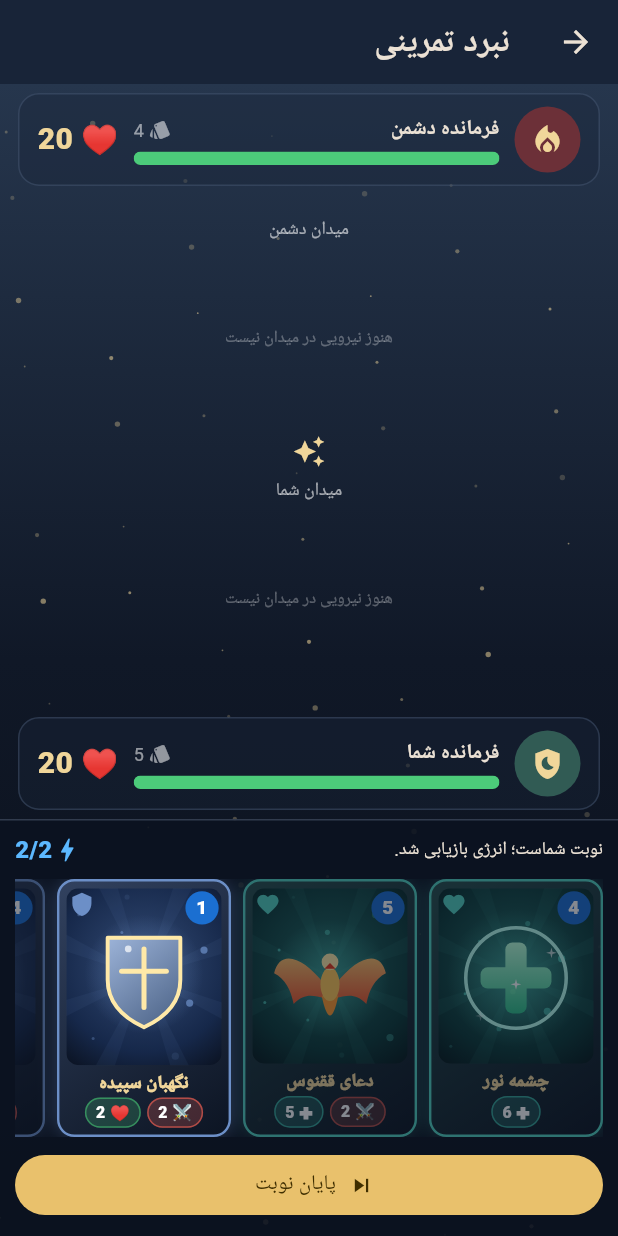
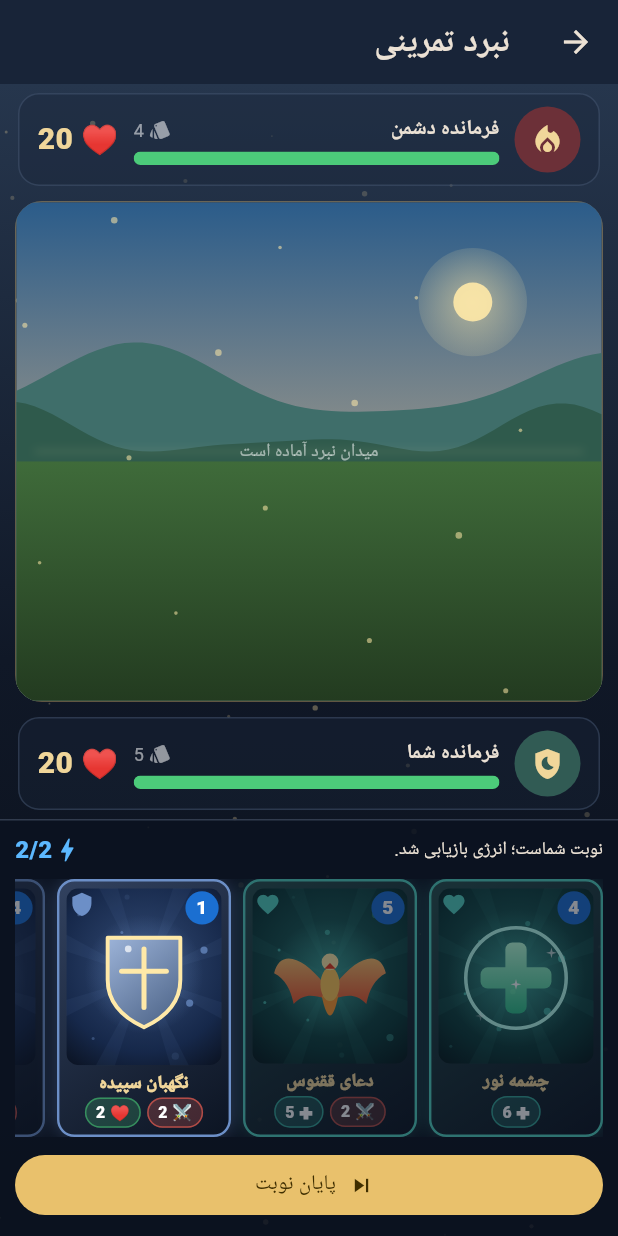
Before and after one commit to askalbasi-spec/FarmanRavayan, a Flutter app: the BattleScreen screen opened directly, after a tap on "پایان نوبت", on a phone screen of 412 x 824 dp. Run offline on Flutter 3.47's test engine with Material 3 defaults, Android fonts, the phone set to English and light mode, and no system bars; our stand-ins replace audioplayers, shared_preferences; accounts and stored records are empty.

Commit message:
Animated battle arena with per-mission landscapes, unit orbs and attack lunges
Co-Authored-By: Claude Sonnet 5.5 <noreply@anthropic.com>
Claude-Session: https://claude.ai/code/session_019qAMK3cZAWmqxSmwQKLWmn

```diff
--- /dev/null
+++ b/lib/game/arena.dart
@@ -0,0 +1,237 @@
+import 'dart:math';
+
+import 'package:flutter/material.dart';
+
+import 'battle_engine.dart';
+import 'card_art.dart';
+
+const _gold = Color(0xFFF0D69A);
+
+class _Scene {
+  const _Scene(this.skyTop, this.skyBottom, this.far, this.near, this.ground, this.glow);
+
+  final Color skyTop;
+  final Color skyBottom;
+  final Color far;
+  final Color near;
+  final Color ground;
+  final Color glow;
+}
+
+/// One landscape per mission region.
+const _scenes = <_Scene>[
+  _Scene(Color(0xFF2B5C8A), Color(0xFFF2C58B), Color(0xFF3F6E6A), Color(0xFF2F5A4C), Color(0xFF3F6B3A), Color(0xFFFFE9A8)),
+  _Scene(Color(0xFF23353F), Color(0xFF7C95A0), Color(0xFF3B4D52), Color(0xFF2A3A3F), Color(0xFF2F4A3F), Color(0xFFCFE3E8)),
+  _Scene(Color(0xFF3A3F55), Color(0xFFB39A8A), Color(0xFF5A5560), Color(0xFF433F4A), Color(0xFF59524A), Color(0xFFFFD9B0)),
+  _Scene(Color(0xFF3D1210), Color(0xFFE2662B), Color(0xFF5A1D12), Color(0xFF3A120D), Color(0xFF4A1E12), Color(0xFFFFB347)),
+  _Scene(Color(0xFF14304F), Color(0xFFA8D6F0), Color(0xFF6C93B4), Color(0xFF4D7494), Color(0xFFCFE6F2), Color(0xFFFFFFFF)),
+  _Scene(Color(0xFF8A4B1F), Color(0xFFF7CE7A), Color(0xFFC08A4A), Color(0xFFA06C34), Color(0xFFD9B26B), Color(0xFFFFF0B8)),
+  _Scene(Color(0xFF0F2A1C), Color(0xFF5FA070), Color(0xFF1E4A30), Color(0xFF123B25), Color(0xFF1F4A2A), Color(0xFFC8FFC8)),
+  _Scene(Color(0xFF1A1424), Color(0xFF6A5578), Color(0xFF3A2E4A), Color(0xFF2A2036), Color(0xFF3A3040), Color(0xFFE2C8FF)),
+  _Scene(Color(0xFF2A4E8E), Color(0xFFEAF2FF), Color(0xFF8AA6D0), Color(0xFF6A88B8), Color(0xFFD8E4F4), Color(0xFFFFFFFF)),
+  _Scene(Color(0xFF220C0C), Color(0xFFB02A1E), Color(0xFF3C1210), Color(0xFF2A0C0A), Color(0xFF3A1612), Color(0xFFFF8A3C)),
+];
+
+/// The animated battlefield: landscape, both armies and attack lunges.
+class ArenaView extends StatelessWidget {
+  const ArenaView({
+    super.key,
+    required this.enemy,
+    required this.player,
+    required this.animation,
+    required this.lunge,
+    required this.lungeSide,
+    required this.difficulty,
+  });
+
+  final List<Unit> enemy;
+  final List<Unit> player;
+  final Animation<double> animation;
+  final Animation<double> lunge;
+
+  /// true when the player's army is lunging, false for the enemy's.
+  final bool lungeSide;
+  final int difficulty;
+
+  @override
+  Widget build(BuildContext context) {
+    final scene = _scenes[(difficulty - 1).clamp(0, _scenes.length - 1)];
+    return Container(
+      margin: const EdgeInsets.symmetric(horizontal: 10, vertical: 4),
+      decoration: BoxDecoration(
+        borderRadius: BorderRadius.circular(18),
+        border: Border.all(color: const Color(0x66D7B56D)),
+      ),
+      clipBehavior: Clip.antiAlias,
+      child: LayoutBuilder(
+        builder: (context, box) {
+          final half = box.maxHeight / 2;
+          return Stack(
+            children: [
+              Positioned.fill(
+                child: RepaintBoundary(child: CustomPaint(painter: _ScenePainter(scene, animation))),
+              ),
+              Positioned(left: 0, right: 0, top: 0, height: half, child: _Army(units: enemy, enemySide: true, animation: animation, lunge: lunge, lunging: !lungeSide)),
+              Positioned(left: 0, right: 0, bottom: 0, height: half, child: _Army(units: player, enemySide: false, animation: animation, lunge: lunge, lunging: lungeSide)),
+              if (enemy.isEmpty && player.isEmpty)
+                const Center(child: Text('میدان نبرد آماده است', style: TextStyle(color: Colors.white54, fontSize: 12))),
+            ],
+          );
+        },
+      ),
+    );
+  }
+}
+
+class _Army extends StatelessWidget {
+  const _Army({required this.units, required this.enemySide, required this.animation, required this.lunge, required this.lunging});
+
+  final List<Unit> units;
+  final bool enemySide;
+  final Animation<double> animation;
+  final Animation<double> lunge;
+  final bool lunging;
+
+  @override
+  Widget build(BuildContext context) {
+    return LayoutBuilder(
+      builder: (context, box) {
+        final n = max(units.length, 1);
+        final orb = min(min(64.0, (box.maxWidth - 16) / n - 6), box.maxHeight - 26).clamp(30.0, 64.0);
+        return Align(
+          alignment: enemySide ? const Alignment(0, 0.35) : const Alignment(0, -0.35),
+          child: Wrap(
+            alignment: WrapAlignment.center,
+            crossAxisAlignment: WrapCrossAlignment.center,
+            spacing: 4,
+            children: [
+              for (var i = 0; i < units.length; i++)
+                _Token(key: ObjectKey(units[i]), unit: units[i], size: orb, phase: i * 0.9, enemySide: enemySide, animation: animation, lunge: lunge, lunging: lunging),
+            ],
+          ),
+        );
+      },
+    );
+  }
+}
+
+class _Token extends StatelessWidget {
+  const _Token({super.key, required this.unit, required this.size, required this.phase, required this.enemySide, required this.animation, required this.lunge, required this.lunging});
+
+  final Unit unit;
+  final double size;
+  final double phase;
+  final bool enemySide;
+  final Animation<double> animation;
+  final Animation<double> lunge;
+  final bool lunging;
+
+  @override
+  Widget build(BuildContext context) {
+    final color = unit.card.group.primary;
+    return TweenAnimationBuilder<double>(
+      tween: Tween(begin: 0.0, end: 1.0),
+      duration: const Duration(milliseconds: 500),
+      curve: Curves.elasticOut,
+      builder: (context, enter, child) => Transform.scale(scale: enter.clamp(0.0, 1.2), child: child),
+      child: AnimatedBuilder(
+        animation: Listenable.merge([animation, lunge]),
+        builder: (context, child) {
+          final bob = sin(animation.value * 2 * pi + phase) * 3;
+          final dir = enemySide ? 1.0 : -1.0;
+          final hit = lunging ? sin(lunge.value * pi) * 38 * dir : 0.0;
+          return Transform.translate(offset: Offset(0, bob + hit), child: child);
+        },
+        child: Column(
+          mainAxisSize: MainAxisSize.min,
+          children: [
+            Container(
+              padding: const EdgeInsets.all(2),
+              decoration: BoxDecoration(
+                shape: BoxShape.circle,
+                border: Border.all(color: unit.exhausted ? Colors.white38 : _gold, width: 2),
+                boxShadow: [BoxShadow(color: color.withOpacity(0.7), blurRadius: 12)],
+              ),
+              child: MotifOrb(card: unit.card, size: size, animation: animation),
+            ),
+            const SizedBox(height: 2),
+            Row(
+              mainAxisSize: MainAxisSize.min,
+              children: [
+                _badge('${unit.attack}', const Color(0xFFD64545)),
+                const SizedBox(width: 3),
+                _badge('${unit.health}', const Color(0xFF3FA564)),
+              ],
+            ),
+          ],
+        ),
+      ),
+    );
+  }
+
+  Widget _badge(String text, Color color) => Container(
+        padding: const EdgeInsets.symmetric(horizontal: 6, vertical: 1),
+        decoration: BoxDecoration(color: color, borderRadius: BorderRadius.circular(8)),
+        child: Text(text, style: const TextStyle(fontSize: 11, fontWeight: FontWeight.w900, color: Colors.white)),
+      );
+}
+
+class _ScenePainter extends CustomPainter {
+  _ScenePainter(this.scene, this.animation) : super(repaint: animation);
+
+  final _Scene scene;
+  final Animation<double> animation;
+
+  @override
+  void paint(Canvas canvas, Size size) {
+    final t = animation.value;
+    final rect = Offset.zero & size;
+    canvas.drawRect(
+      rect,
+      Paint()..shader = LinearGradient(begin: Alignment.topCenter, end: Alignment.bottomCenter, colors: [scene.skyTop, scene.skyBottom]).createShader(rect),
+    );
+    // Sun or moon with a soft pulse.
+    final sun = Offset(size.width * 0.78, size.height * 0.2);
+    canvas.drawCircle(sun, 40 + 4 * sin(t * 2 * pi), Paint()..shader = RadialGradient(colors: [scene.glow.withOpacity(0.55), scene.glow.withOpacity(0)]).createShader(Rect.fromCircle(center: sun, radius: 48)));
+    canvas.drawCircle(sun, 13, Paint()..color = scene.glow.withOpacity(0.9));
+    // Two mountain layers.
+    _ridge(canvas, size, scene.far, 0.42, 0.14, 1.3, 0.0);
+    _ridge(canvas, size, scene.near, 0.5, 0.1, 2.1, 1.7);
+    // Ground.
+    final groundTop = size.height * 0.52;
+    final ground = Rect.fromLTWH(0, groundTop, size.width, size.height - groundTop);
+    canvas.drawRect(ground, Paint()..shader = LinearGradient(begin: Alignment.topCenter, end: Alignment.bottomCenter, colors: [scene.ground, Color.lerp(scene.ground, Colors.black, 0.45)!]).createShader(ground));
+    // Battle line.
+    final mid = size.height / 2;
+    canvas.drawLine(
+      Offset(12, mid),
+      Offset(size.width - 12, mid),
+      Paint()
+        ..color = scene.glow.withOpacity(0.35 + 0.2 * sin(t * 2 * pi))
+        ..strokeWidth = 2
+        ..maskFilter = const MaskFilter.blur(BlurStyle.normal, 3),
+    );
+    // Drifting embers or motes.
+    final mote = Paint()..color = scene.glow.withOpacity(0.55);
+    for (var i = 0; i < 14; i++) {
+      final x = (size.width * ((i * 0.137 + t * (0.05 + (i % 3) * 0.02)) % 1.0));
+      final y = size.height * (1 - ((i * 0.211 + t * 0.35) % 1.0));
+      canvas.drawCircle(Offset(x, y), 1.2 + (i % 3) * 0.5, mote);
+    }
+  }
+
+  void _ridge(Canvas canvas, Size size, Color color, double base, double amp, double freq, double shift) {
+    final path = Path()..moveTo(0, size.height);
+    for (double x = 0; x <= size.width; x += 6) {
+      final u = x / size.width;
+      final y = size.height * base - size.height * amp * (0.5 + 0.5 * sin(u * freq * 2 * pi + shift)) * (0.6 + 0.4 * sin(u * 7 + shift));
+      path.lineTo(x, y);
+    }
+    path.lineTo(size.width, size.height);
+    path.close();
+    canvas.drawPath(path, Paint()..color = color);
+  }
+
+  @override
+  bool shouldRepaint(covariant _ScenePainter oldDelegate) => oldDelegate.scene != scene;
+}
--- a/lib/game/battle_screen.dart
+++ b/lib/game/battle_screen.dart
@@ -4,6 +4,7 @@ import 'package:shared_preferences/shared_preferences.dart';
 
 import 'battle_engine.dart';
 import 'card.dart';
+import 'arena.dart';
 import 'audio.dart';
 import 'deck.dart';
 import 'profile.dart';
@@ -40,8 +41,10 @@ class BattleScreen extends StatefulWidget {
   State<BattleScreen> createState() => _BattleScreenState();
 }
 
-class _BattleScreenState extends State<BattleScreen> with SingleTickerProviderStateMixin {
+class _BattleScreenState extends State<BattleScreen> with TickerProviderStateMixin {
   late BattleEngine engine;
+  late final AnimationController _lunge = AnimationController(vsync: this, duration: const Duration(milliseconds: 520));
+  bool _lungeSide = true;
   late final AnimationController _art = AnimationController(vsync: this, duration: const Duration(seconds: 4))..repeat();
   bool _reportedVictory = false;
   bool _busy = false;
@@ -64,6 +67,7 @@ class _BattleScreenState extends State<BattleScreen> with SingleTickerProviderSt
   @override
   void dispose() {
     _art.dispose();
+    _lunge.dispose();
     super.dispose();
   }
 
@@ -100,8 +104,21 @@ class _BattleScreenState extends State<BattleScreen> with SingleTickerProviderSt
     if (_busy) return;
     setState(() => engine.endPlayerTurn());
     _buzz(true);
+    if (engine.state.playerBoard.isNotEmpty || engine.state.enemyBoard.isNotEmpty) await _lungeAnim(true);
     await _replayEvents();
+    if (mounted && !engine.state.isOver && engine.state.enemyBoard.isNotEmpty) await _lungeAnim(false);
     _reportVictory();
+  }
+
+  Future<void> _lungeAnim(bool playerSide) async {
+    if (!mounted) return;
+    setState(() {
+      _lungeSide = playerSide;
+      _busy = true;
+    });
+    _lunge.forward(from: 0);
+    await Future<void>.delayed(const Duration(milliseconds: 540));
+    if (mounted) setState(() => _busy = false);
   }
 
   Future<void> _replayEvents() async {
@@ -195,19 +212,13 @@ class _BattleScreenState extends State<BattleScreen> with SingleTickerProviderSt
                 children: [
                   _commander(widget.enemyName ?? 'فرمانده دشمن', game.enemyHealth, game.enemyMaxHealth, game.enemyHand.length, true, _flashEnemy),
                   Expanded(
-                    child: Center(
-                      child: SingleChildScrollView(
-                        child: Column(
-                          children: [
-                            _board('میدان دشمن', game.enemyBoard),
-                            const Padding(
-                              padding: EdgeInsets.symmetric(vertical: 6),
-                              child: Icon(Icons.auto_awesome, color: _gold, size: 22),
-                            ),
-                            _board('میدان شما', game.playerBoard),
-                          ],
-                        ),
-                      ),
+                    child: ArenaView(
+                      enemy: game.enemyBoard,
+                      player: game.playerBoard,
+                      animation: _art,
+                      lunge: _lunge,
+                      lungeSide: _lungeSide,
+                      difficulty: widget.difficulty,
                     ),
                   ),
                   _commander('فرمانده شما', game.playerHealth, game.playerMaxHealth, game.hand.length, false, _flashPlayer),
@@ -401,33 +412,4 @@ class _BattleScreenState extends State<BattleScreen> with SingleTickerProviderSt
     );
   }
 
-  Widget _board(String title, List<Unit> units) {
-    return Padding(
-      padding: const EdgeInsets.symmetric(horizontal: 12),
-      child: Column(
-        children: [
-          Text(title, style: const TextStyle(color: Colors.white60, fontSize: 12)),
-          const SizedBox(height: 4),
-          SizedBox(
-            height: 118,
-            child: units.isEmpty
-                ? const Center(child: Text('هنوز نیرویی در میدان نیست', style: TextStyle(color: Colors.white30, fontSize: 11)))
-                : ListView.separated(
-                    scrollDirection: Axis.horizontal,
-                    itemCount: units.length,
-                    separatorBuilder: (_, __) => const SizedBox(width: 7),
-                    itemBuilder: (_, i) => TweenAnimationBuilder<double>(
-                      key: ObjectKey(units[i]),
-                      tween: Tween(begin: 0.0, end: 1.0),
-                      duration: const Duration(milliseconds: 320),
-                      curve: Curves.easeOutBack,
-                      builder: (context, v, child) => Transform.scale(scale: v.clamp(0.0, 1.2), child: child),
-                      child: UnitView(unit: units[i], animation: _art),
-                    ),
-                  ),
-          ),
-        ],
-      ),
-    );
-  }
 }
--- a/lib/game/settings_screen.dart
+++ b/lib/game/settings_screen.dart
@@ -36,7 +36,7 @@ class _SettingsScreenState extends State<SettingsScreen> {
       Card(child: SwitchListTile(secondary: const Icon(Icons.music_note, color: Color(0xFFD7B56D)), title: const Text('موسیقی پس‌زمینه'), subtitle: const Text('آهنگ آرام فانتزی'), value: _music, onChanged: (v) { setState(() => _music = v); GameAudio.setMusic(v); })),
       const SizedBox(height: 18),
       const Card(child: ListTile(leading: Icon(Icons.shield_moon, color: Color(0xFFD7B56D), size: 34), title: Text('فرمانروایان'), subtitle: Text('بازی کارتی راهبردی فانتزی'))),
-      const ListTile(title: Text('نسخه برنامه'), subtitle: Text('۰.۶.۰ — نسخه آزمایشی توسعه'), leading: Icon(Icons.info_outline)),
+      const ListTile(title: Text('نسخه برنامه'), subtitle: Text('۰.۷.۰ — نسخه آزمایشی توسعه'), leading: Icon(Icons.info_outline)),
       const ListTile(title: Text('وضعیت اتصال'), subtitle: Text('این نسخه برای بازی تک‌نفره و آفلاین طراحی شده است. رقابت آنلاین در نسخه‌های آینده اضافه می‌شود.'), leading: Icon(Icons.wifi_off)),
     ]),
   );
--- a/lib/main.dart
+++ b/lib/main.dart
@@ -213,7 +213,7 @@ class _GameHomePageState extends State<GameHomePage> with SingleTickerProviderSt
                   const SizedBox(height: 12),
                   _Reveal(index: 6, child: _GridTile(icon: Icons.settings, title: 'تنظیمات', subtitle: 'لرزش و اطلاعات نسخه', onTap: () => _open(const SettingsScreen()))),
                   const SizedBox(height: 16),
-                  const Text('نسخه آزمایشی ۰.۶.۰', textAlign: TextAlign.center, style: TextStyle(color: Colors.white38, fontSize: 12)),
+                  const Text('نسخه آزمایشی ۰.۷.۰', textAlign: TextAlign.center, style: TextStyle(color: Colors.white38, fontSize: 12)),
                 ],
               ),
             ),
--- a/pubspec.yaml
+++ b/pubspec.yaml
@@ -1,7 +1,7 @@
 name: farman_ravayan
 description: Fantasy strategic card game for Android.
 publish_to: "none"
-version: 0.6.0+6
+version: 0.7.0+7
 
 environment:
   sdk: ">=3.5.0 <4.0.0"
```
Also changed, not shown: lib/game/card_art.dart (+23 -0 lines).
